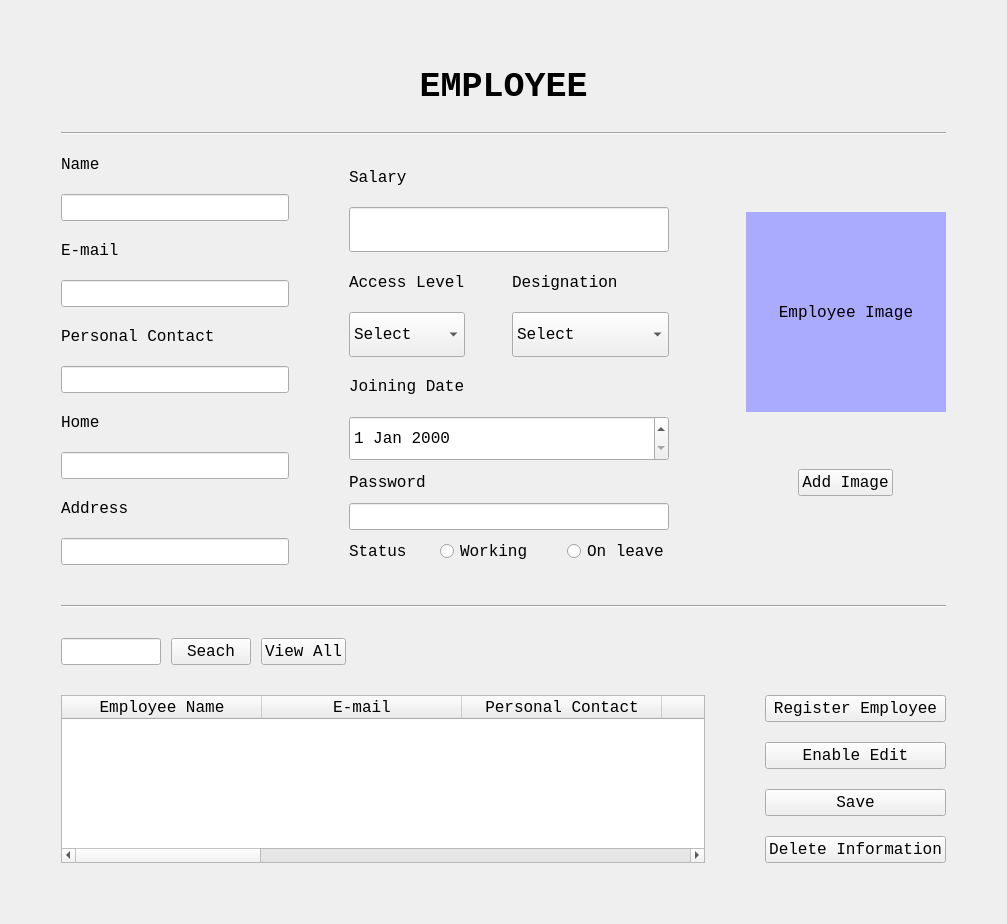
Above: EmployeeUI.ui from ASNaeem/Simple-VCMS before the change. Below: the same form after it.
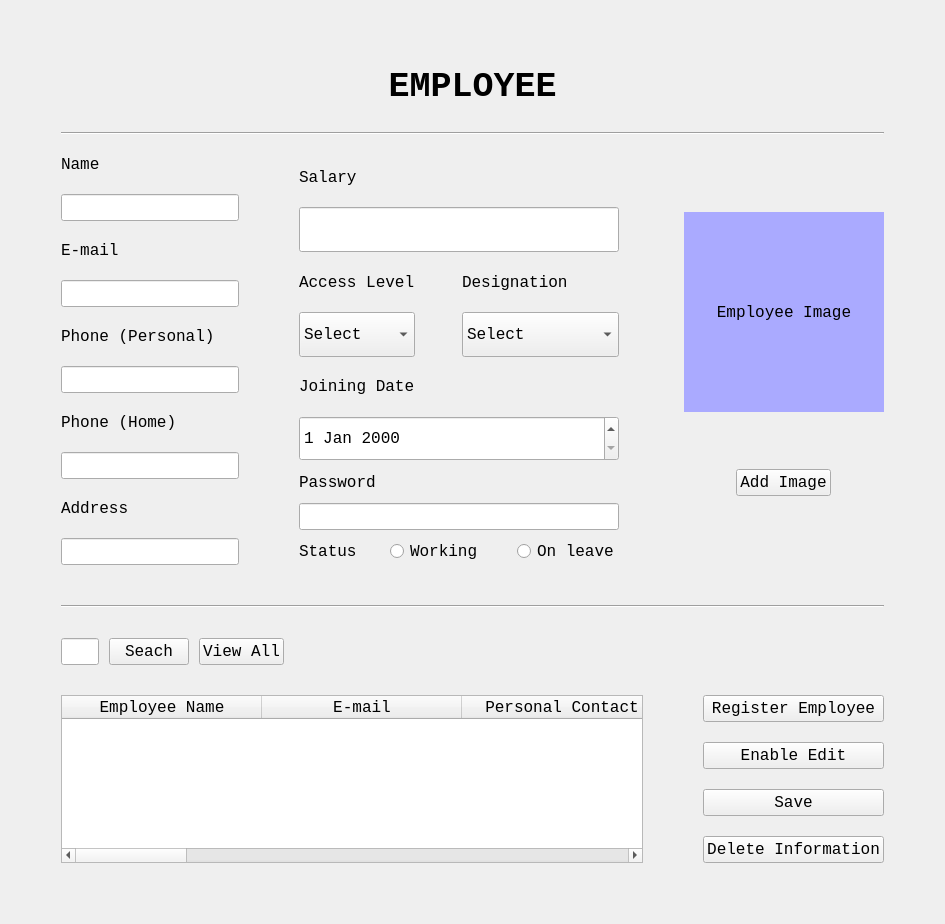
That is the form after the change.

What changed in the file:
```diff
--- a/EmployeeUI.ui
+++ b/EmployeeUI.ui
@@ -6,8 +6,8 @@
    <rect>
     <x>0</x>
     <y>0</y>
-    <width>1007</width>
-    <height>777</height>
+    <width>945</width>
+    <height>750</height>
    </rect>
   </property>
   <property name="windowTitle">
@@ -195,7 +195,7 @@
                 </font>
                </property>
                <property name="text">
-                <string>Personal Contact</string>
+                <string>Phone (Personal)</string>
                </property>
               </widget>
              </item>
@@ -233,7 +233,7 @@
                 </font>
                </property>
                <property name="text">
-                <string>Home</string>
+                <string>Phone (Home)</string>
                </property>
               </widget>
              </item>
```
